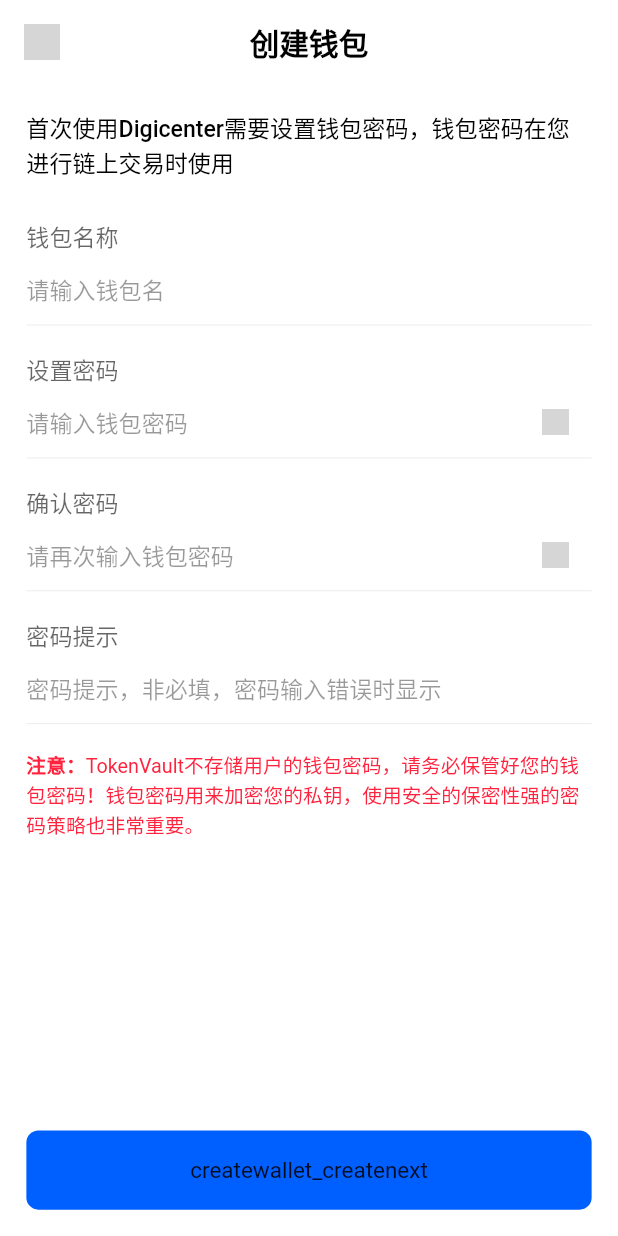
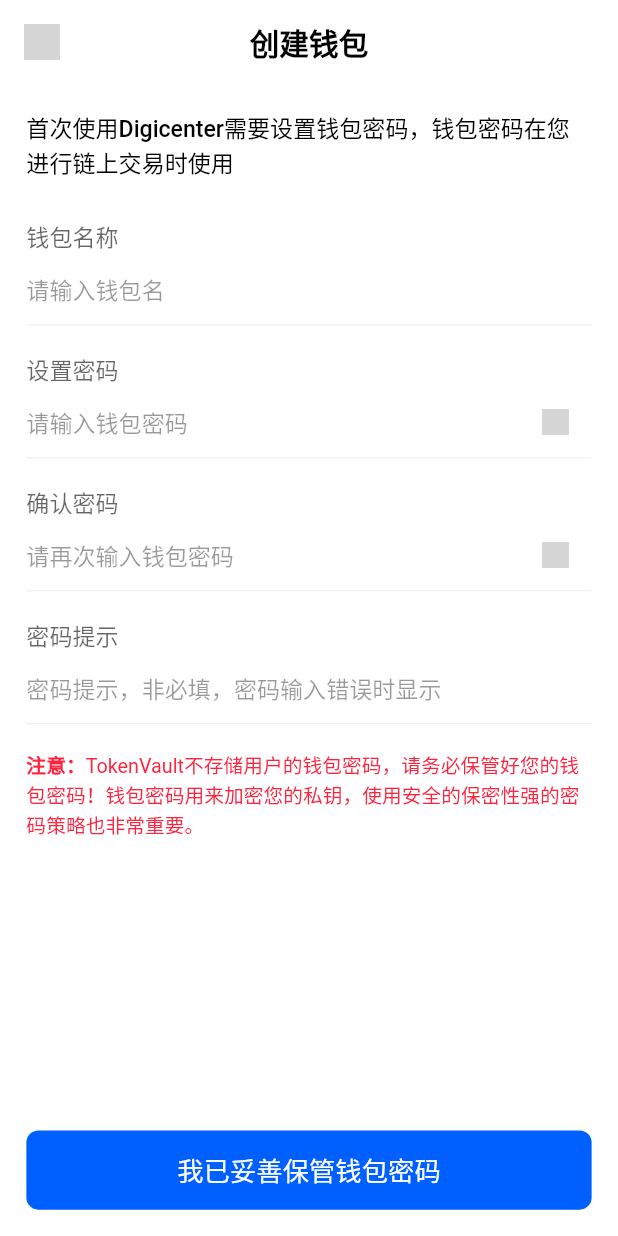
Before and after one commit to windswrold/tokenwallet, a Flutter app: the CreateWalletPage widget shown alone on an empty page, opened directly, on a phone screen of 412 x 824 dp. Run offline on Flutter 3.47's test engine with Material 2 defaults, Android fonts, the phone set to English and light mode, and no system bars; drawn by our look-alikes of pull_to_refresh; our stand-ins replace bot_toast, dio, easy_localization, floor, flutter_screenutil, shared_preferences and 1 more; missing offline and left inert: bip32, bip39, element_ui, encrypt, flutter_inappwebview, pointycastle and 1 more; accounts and stored records are empty; generated files the repository leaves out were written again; statements that could not run were skipped; grey boxes are pictures that could not be loaded.

Commit message:
1.create

```diff
--- a/lib/component/custom_pageview.dart
+++ b/lib/component/custom_pageview.dart
@@ -11,7 +11,6 @@ class CustomPageView extends StatelessWidget {
     Key? key,
     required this.child,
     this.title,
-    this.hiddenScrollView,
     this.bottom,
     this.hiddenAppBar,
     this.hiddenLeading,
@@ -19,7 +18,7 @@ class CustomPageView extends StatelessWidget {
     this.leadBack,
     this.actions,
     this.leading,
-    this.hiddenResizeToAvoidBottomInset = false,
+    this.hiddenResizeToAvoidBottomInset = true,
     this.elevation = 0,
     this.backgroundColor = Colors.white,
     this.safeAreaTop = true,
@@ -32,7 +31,6 @@ class CustomPageView extends StatelessWidget {
   Widget? title;
   final PreferredSizeWidget? bottom;
   final bool? hiddenAppBar;
-  final bool? hiddenScrollView;
   final bool? hiddenLeading;
   final bool hiddenResizeToAvoidBottomInset; //是否弹出软键盘压缩界面
   final Widget? bottomNavigationBar;
@@ -63,7 +61,7 @@ class CustomPageView extends StatelessWidget {
       onTap: onTap,
       child: Center(
         child: Image.asset(
-         ASSETS_IMG + "icons/icon_lightclose.png",
+          ASSETS_IMG + "icons/icon_lightclose.png",
           width: 24,
           height: 24,
         ),
@@ -106,8 +104,7 @@ class CustomPageView extends StatelessWidget {
                               },
                               child: Center(
                                 child: Image.asset(
-                                 ASSETS_IMG +
-                                      "icons/icon_back_dark.png",
+                                  ASSETS_IMG + "icons/icon_back_dark.png",
                                   width: 24,
                                   height: 24,
                                 ),
@@ -124,16 +121,11 @@ class CustomPageView extends StatelessWidget {
 
   Widget _body() {
     return SafeArea(
-      top: safeAreaTop,
-      left: safeAreaLeft,
-      bottom: safeAreaBottom,
-      right: safeAreaRight,
-      child: hiddenScrollView == true
-          ? child
-          : SingleChildScrollView(
-              child: child,
-            ),
-    );
+        top: safeAreaTop,
+        left: safeAreaLeft,
+        bottom: safeAreaBottom,
+        right: safeAreaRight,
+        child: child);
   }
 
   Widget _annotatedRegion() {
--- a/lib/pages/wallet/create/create_tip.dart
+++ b/lib/pages/wallet/create/create_tip.dart
@@ -9,7 +9,6 @@ class CreateTip extends StatelessWidget {
   @override
   Widget build(BuildContext context) {
     return CustomPageView(
-      hiddenScrollView: true,
       leading: CustomPageView.getCloseLeading(() {
         Routers.goBack(context);
       }),
--- a/lib/pages/wallet/create/create_wallet_page.dart
+++ b/lib/pages/wallet/create/create_wallet_page.dart
@@ -1,3 +1,5 @@
+import 'package:cstoken/state/create/create_wallet_state.dart';
+
 import '../../../public.dart';
 
 class CreateWalletPage extends StatefulWidget {
@@ -8,20 +10,24 @@ class CreateWalletPage extends StatefulWidget {
 }
 
 class _CreateWalletPageState extends State<CreateWalletPage> {
+  CreateWalletProvider _kprovier = CreateWalletProvider();
+
   @override
   Widget build(BuildContext context) {
-    return CustomPageView(
+    return ChangeNotifierProvider(
+      create: (_) => _kprovier,
+      child: CustomPageView(
         leading: CustomPageView.getCloseLeading(() {
           Routers.goBack(context);
         }),
-        hiddenScrollView: true,
         title: CustomPageView.getTitle(title: "createwallet_title".local()),
         child: Container(
           padding: EdgeInsets.all(16.width),
           child: Column(
-            mainAxisAlignment: MainAxisAlignment.spaceBetween,
             children: [
-              Column(
+              Expanded(
+                child: SingleChildScrollView(
+                  child: Column(
                     children: [
                       Text(
                         "createwallet_toptip".local(),
@@ -33,20 +39,37 @@ class _CreateWalletPageState extends State<CreateWalletPage> {
                       ),
                       CustomTextField.getInputTextField(context,
                           padding: EdgeInsets.only(top: 24.width),
+                          controller: _kprovier.walletNameEC,
                           titleText: "createwallet_walletname".local(),
                           hintText: "input_name".local()),
+                      Consumer<CreateWalletProvider>(
+                          builder: (_, provider, child) {
+                        return CustomTextField.getInputTextField(context,
+                            padding: EdgeInsets.only(top: 16.width),
+                            controller: _kprovier.pwdEC,
+                            obscureText: _kprovier.pwdisClose,
+                            isPasswordText: true,
+                            titleText: "createwallet_walletpwd".local(),
+                            onPressBack: () {
+                          _kprovier.changePwdisClose();
+                        }, hintText: "input_pwd".local());
+                      }),
+                      Consumer<CreateWalletProvider>(
+                          builder: (_, provider, child) {
+                        return CustomTextField.getInputTextField(context,
+                            padding: EdgeInsets.only(top: 16.width),
+                            controller: _kprovier.pwdAgainEC,
+                            obscureText: _kprovier.pwdAgainisClose,
+                            titleText: "createwallet_walletpwdagain".local(),
+                            onPressBack: () {
+                          _kprovier.changePwdAgainisClose();
+                        },
+                            isPasswordText: true,
+                            hintText: "input_pwdagain".local());
+                      }),
                       CustomTextField.getInputTextField(context,
                           padding: EdgeInsets.only(top: 16.width),
-                      titleText: "createwallet_walletpwd".local(),
-                      isPasswordText: true,
-                      hintText: "input_pwd".local()),
-                  CustomTextField.getInputTextField(context,
-                      padding: EdgeInsets.only(top: 16.width),
-                      titleText: "createwallet_walletpwdagain".local(),
-                      isPasswordText: true,
-                      hintText: "input_pwdagain".local()),
-                  CustomTextField.getInputTextField(context,
-                      padding: EdgeInsets.only(top: 16.width),
+                          controller: _kprovier.pwdTipEC,
                           titleText: "createwallet_pwdtip".local(),
                           hintText: "input_pwdtip".local()),
                       Container(
@@ -74,13 +97,23 @@ class _CreateWalletPageState extends State<CreateWalletPage> {
                       ),
                     ],
                   ),
+                ),
+              ),
               NextButton(
-                onPressed: () {},
+                onPressed: () {
+                  _kprovier.createWallet(context);
+                },
                 bgc: ColorUtils.fromHex("#FF0060FF"),
+                textStyle: TextStyle(
+                    color: Colors.white,
+                    fontSize: 16.font,
+                    fontWeight: FontWeightUtils.medium),
                 title: "createwallet_createnext".local(),
               ),
             ],
           ),
-        ));
+        ),
+      ),
+    );
   }
 }
--- a/lib/pages/wallet/wallet_page.dart
+++ b/lib/pages/wallet/wallet_page.dart
@@ -44,7 +44,6 @@ class _WalletPageState extends State<WalletPage> {
         : CustomPageView(
             hiddenAppBar: true,
             hiddenLeading: true,
-            hiddenScrollView: true,
             child: Stack(
               alignment: AlignmentDirectional.topCenter,
               children: [
--- /dev/null
+++ b/lib/state/create/create_wallet_state.dart
@@ -0,0 +1,29 @@
+import '../../public.dart';
+
+class CreateWalletProvider with ChangeNotifier {
+  TextEditingController _walletNameEC = TextEditingController();
+  TextEditingController _pwdEC = TextEditingController();
+  TextEditingController _pwdAgainEC = TextEditingController();
+  TextEditingController _pwdTipEC = TextEditingController();
+  bool _pwdisClose = true;
+  bool _pwdAgainisClose = true;
+
+  void changePwdisClose() {
+    _pwdisClose = !_pwdisClose;
+    notifyListeners();
+  }
+
+  void changePwdAgainisClose() {
+    _pwdAgainisClose = !_pwdAgainisClose;
+    notifyListeners();
+  }
+
+  void createWallet(BuildContext context) {}
+
+  TextEditingController get walletNameEC => _walletNameEC;
+  TextEditingController get pwdEC => _pwdEC;
+  TextEditingController get pwdAgainEC => _pwdAgainEC;
+  TextEditingController get pwdTipEC => _pwdTipEC;
+  bool get pwdisClose => _pwdisClose;
+  bool get pwdAgainisClose => _pwdAgainisClose;
+}
--- a/resources/lang/zh-CN.json
+++ b/resources/lang/zh-CN.json
@@ -37,5 +37,6 @@
     "createwallet_pwdtip": "密码提示",
     "input_pwdtip": "密码提示，非必填，密码输入错误时显示",
     "createwallet_warning": "注意",
-    "createwallet_warningvalue":"TokenVault不存储用户的钱包密码，请务必保管好您的钱包密码！钱包密码用来加密您的私钥，使用安全的保密性强的密码策略也非常重要。"
+    "createwallet_warningvalue":"TokenVault不存储用户的钱包密码，请务必保管好您的钱包密码！钱包密码用来加密您的私钥，使用安全的保密性强的密码策略也非常重要。",
+    "createwallet_createnext":"我已妥善保管钱包密码"
 }
```
Lines whose indentation alone changed are shown as unchanged.
